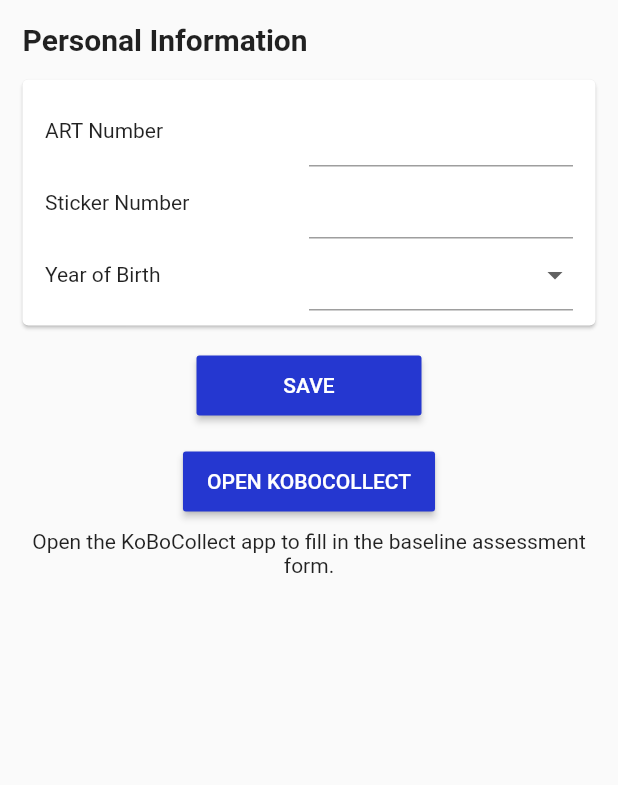
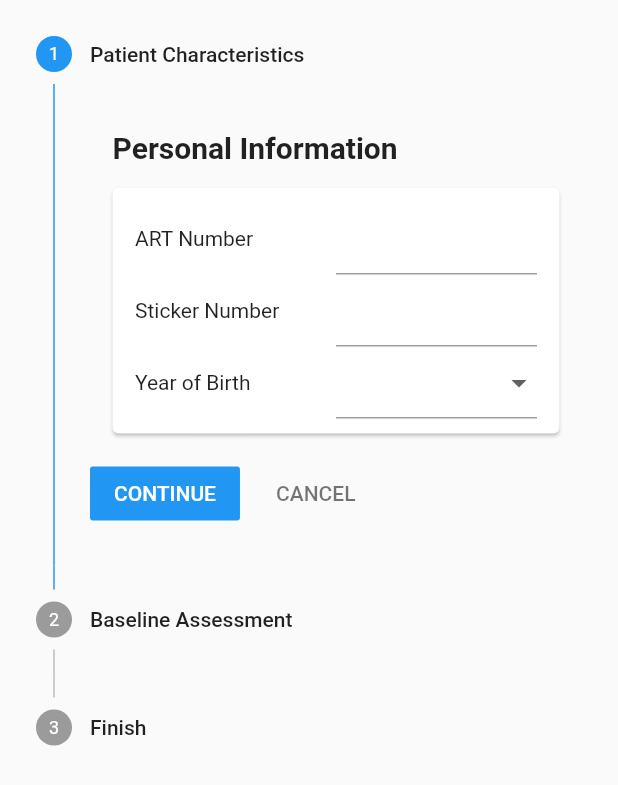
Before and after one commit to chrisly-bear/PEBRApp, a Flutter app: the _NewPatientForm widget shown alone on an empty page, opened directly, on a phone screen of 412 x 824 dp. Shown: the top 785 px of the screen. Run offline on Flutter 3.47's test engine with Material 2 defaults, Android fonts, the phone set to English and light mode, and no system bars; our stand-ins replace flushbar, shared_preferences, sqflite; missing offline and left inert: password, spreadsheet_decoder; accounts and stored records are empty.

Commit message:
Implemented stepper for new patient screen.

```diff
--- a/lib/screens/NewPatientScreen.dart
+++ b/lib/screens/NewPatientScreen.dart
@@ -22,6 +22,7 @@ class NewPatientScreen extends StatelessWidget {
     return PopupScreen(
       title: 'New Patient',
       child: _NewPatientForm(),
+      scrollable: false,
     );
   }
 }
@@ -71,7 +72,11 @@ class _NewPatientFormState extends State<_NewPatientForm> {
   bool _viralLoadBaselineDateValid = true;
 
   List<String> _artNumbersInDB;
-  bool get _isLoading { return _artNumbersInDB == null; }
+  bool _isLoading = true;
+
+  // stepper state
+  bool _patientSaved = false;
+  int currentStep = 0;
 
   @override
   initState() {
@@ -79,13 +84,15 @@ class _NewPatientFormState extends State<_NewPatientForm> {
     DatabaseProvider().retrievePatientsART(retrieveNonEligibles: false, retrieveNonConsents: false).then((artNumbers) {
       setState(() {
         _artNumbersInDB = artNumbers;
+        _isLoading = false;
       });
     });
   }
 
   @override
   Widget build(BuildContext context) {
-    return Form(
+
+    final Form patientCharacteristicsStep = Form(
       key: _formKey,
       child: Column(
         children: [
@@ -93,28 +100,99 @@ class _NewPatientFormState extends State<_NewPatientForm> {
           _consentCard(),
           _viralLoadBaselineCard(),
           _eligibilityDisclaimer(),
-            SizedBox(height: 16.0),
-            Row(mainAxisAlignment: MainAxisAlignment.center, children: [
-              PEBRAButtonRaised(
-                'Save',
-                onPressed: _isLoading ? null : _onSubmitForm,
-              ),
-            ]),
-            SizedBox(height: 16.0),
-            Row(mainAxisAlignment: MainAxisAlignment.center, children: [
-              PEBRAButtonRaised(
-                'Open KoBoCollect',
-                onPressed: _openKoBoCollect,
-              ),
-            ]),
-            Padding(
-              padding: const EdgeInsets.symmetric(horizontal: 15.0, vertical: 8.0),
-              child: Text('Open the KoBoCollect app to fill in the baseline assessment form.', textAlign: TextAlign.center,),
-            ),
-            SizedBox(height: 16.0),
         ],
       ),
     );
+
+    final Widget baselineAssessmentStep = Column(
+      crossAxisAlignment: CrossAxisAlignment.start,
+      children: [
+        Text('Open the KoBoCollect app to fill in the baseline assessment form.'),
+        SizedBox(height: 20.0),
+        Row(
+          mainAxisAlignment: MainAxisAlignment.center,
+          children: [PEBRAButtonRaised('Open KoBoCollect', onPressed: _openKoBoCollect)],
+        ),
+        SizedBox(height: 20.0),
+      ],
+    );
+
+    final Widget finishStep = Row(
+      children: <Widget>[
+        Text(_patientSaved ? "All done! You can close this screen by tapping 'Continue' below." : 'Please complete the previous steps!'),
+      ],
+    );
+
+    List<Step> steps = [
+      Step(
+        title: Row(
+          crossAxisAlignment: CrossAxisAlignment.center,
+          children: [
+            Text('Patient Characteristics'),
+            SizedBox(width: 10.0),
+            _isLoading ? SizedBox(height: 10.0, width: 10.0, child: CircularProgressIndicator()) : Container(),
+          ],
+        ),
+        isActive: currentStep == 0,
+        state: _patientSaved ? StepState.disabled : StepState.indexed,
+        content: patientCharacteristicsStep,
+      ),
+      Step(
+        title: const Text('Baseline Assessment'),
+        isActive: currentStep == 1,
+        state: StepState.indexed,
+        content: baselineAssessmentStep,
+      ),
+      Step(
+        title: const Text('Finish'),
+        isActive: currentStep == 2,
+        state: StepState.indexed,
+        content: finishStep,
+      ),
+    ];
+
+    goTo(int step) {
+      setState(() => currentStep = step);
+    }
+
+    next() async {
+      switch (currentStep) {
+        // patient characteristics form
+        case 0:
+          if (await _onSubmitForm()) {
+            setState(() { _patientSaved = true; });
+            goTo(1);
+          }
+          break;
+        // baseline assessment
+        case 1:
+          goTo(2);
+          break;
+        // finish
+        case 2:
+          if (_patientSaved) {
+            _closeScreen();
+          }
+      }
+    }
+
+    cancel() {
+      if (currentStep > 0) {
+        goTo(currentStep - 1);
+      } else if (currentStep == 0) {
+        _closeScreen();
+      }
+    }
+
+    return Stepper(
+      steps: steps,
+//      type: StepperType.horizontal,
+      currentStep: currentStep,
+      onStepTapped: goTo,
+      onStepContinue: (_isLoading || (currentStep == 2 && !_patientSaved)) ? null : next,
+      onStepCancel: (currentStep == 1 && _patientSaved) ? null : cancel,
+    );
+
   }
 
   // ----------
@@ -607,7 +685,12 @@ class _NewPatientFormState extends State<_NewPatientForm> {
     return true;
   }
 
-  _onSubmitForm() async {
+  /// Returns true if the form validation succeeds and the patient was saved
+  /// successfully.
+  Future<bool> _onSubmitForm() async {
+    setState(() {
+      _isLoading = true;
+    });
     if (_formKey.currentState.validate() & _validateViralLoadBaselineDate()) {
 
       _newPatient.enrolmentDate = DateTime.now().toUtc();
@@ -632,12 +715,23 @@ class _NewPatientFormState extends State<_NewPatientForm> {
       }
 
       await PatientBloc.instance.sinkPatientData(_newPatient);
+      final String finishNotification = 'New patient created successfully';
+      showFlushBar(context, finishNotification);
+      setState(() {
+        _isLoading = false;
+      });
+      return true;
+    }
+    setState(() {
+      _isLoading = false;
+    });
+    return false;
+  }
+
+  _closeScreen() {
     Navigator.of(context).popUntil((Route<dynamic> route) {
       return (route.settings.name == '/patient' || route.settings.name == '/');
     });
-      final String finishNotification = 'New patient created successfully';
-      showFlushBar(context, finishNotification);
-    }
   }
 
   _openKoBoCollect() async {
```
Lines whose indentation alone changed are shown as unchanged.
